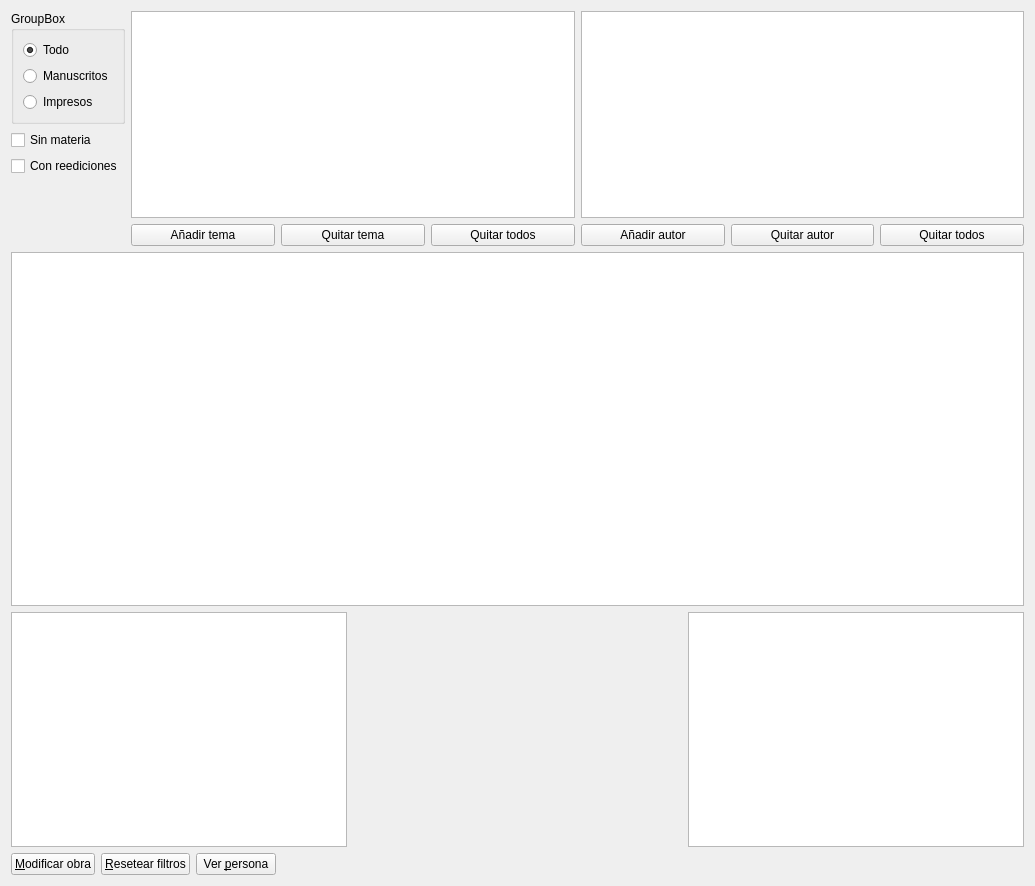
Before: the Qt Designer form gui/dlggestionobras.ui in rogorido/qtpredicadores, drawn with Qt 5.
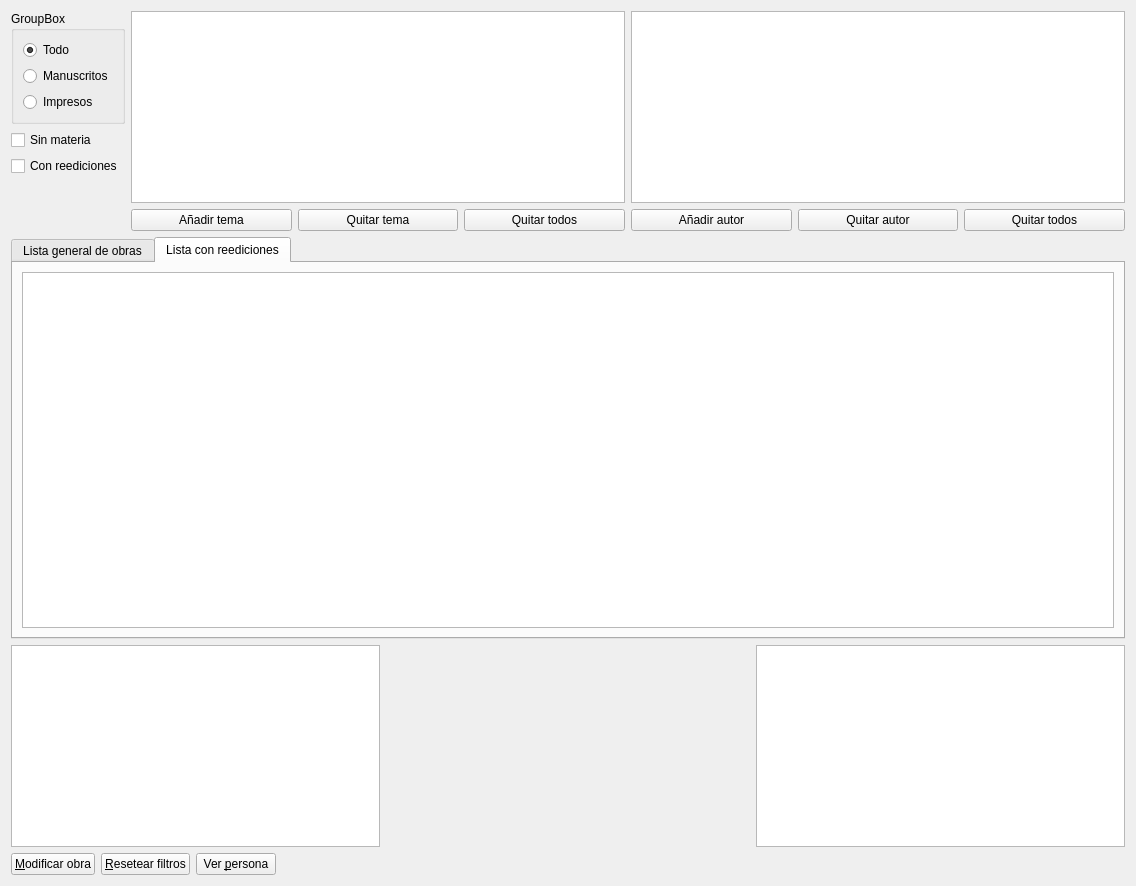
After: the same form once the commit is applied. The open tabs and pages were chosen to show the change.

Commit message: Uso de un tableView para ver estadísticas de reediciones.

What changed in the file:
```diff
--- a/gui/dlggestionobras.ui
+++ b/gui/dlggestionobras.ui
@@ -6,7 +6,7 @@
    <rect>
     <x>0</x>
     <y>0</y>
-    <width>1031</width>
+    <width>1136</width>
     <height>886</height>
    </rect>
   </property>
@@ -151,6 +151,16 @@
     </layout>
    </item>
    <item>
+    <widget class="QTabWidget" name="tabWidget">
+     <property name="currentIndex">
+      <number>0</number>
+     </property>
+     <widget class="QWidget" name="tab">
+      <attribute name="title">
+       <string>Lista general de obras</string>
+      </attribute>
+      <layout class="QHBoxLayout" name="horizontalLayout_6">
+       <item>
     <widget class="QTableView" name="tvObras">
      <property name="minimumSize">
       <size>
@@ -158,6 +168,27 @@
        <height>354</height>
       </size>
      </property>
+        </widget>
+       </item>
+      </layout>
+     </widget>
+     <widget class="QWidget" name="tab_2">
+      <attribute name="title">
+       <string>Lista con reediciones</string>
+      </attribute>
+      <layout class="QHBoxLayout" name="horizontalLayout_7">
+       <item>
+        <widget class="QTableView" name="tvObrasReediciones">
+         <property name="minimumSize">
+          <size>
+           <width>1013</width>
+           <height>354</height>
+          </size>
+         </property>
+        </widget>
+       </item>
+      </layout>
+     </widget>
     </widget>
    </item>
    <item>
```
Lines whose indentation alone changed are shown as unchanged. The commit also changes 2 other files.
